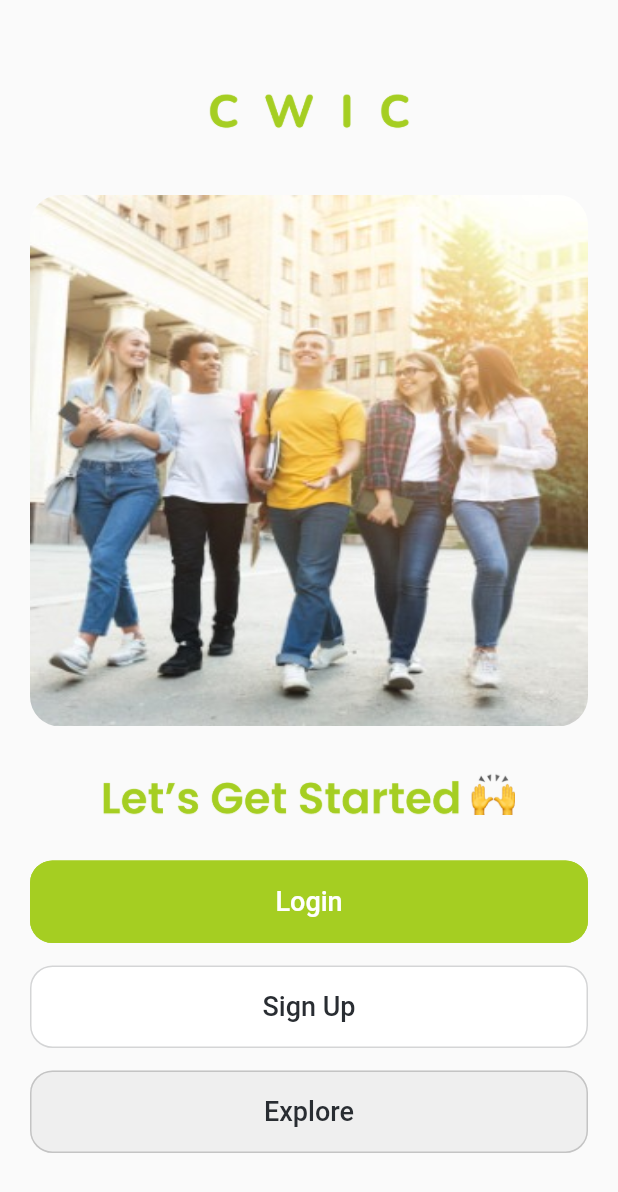
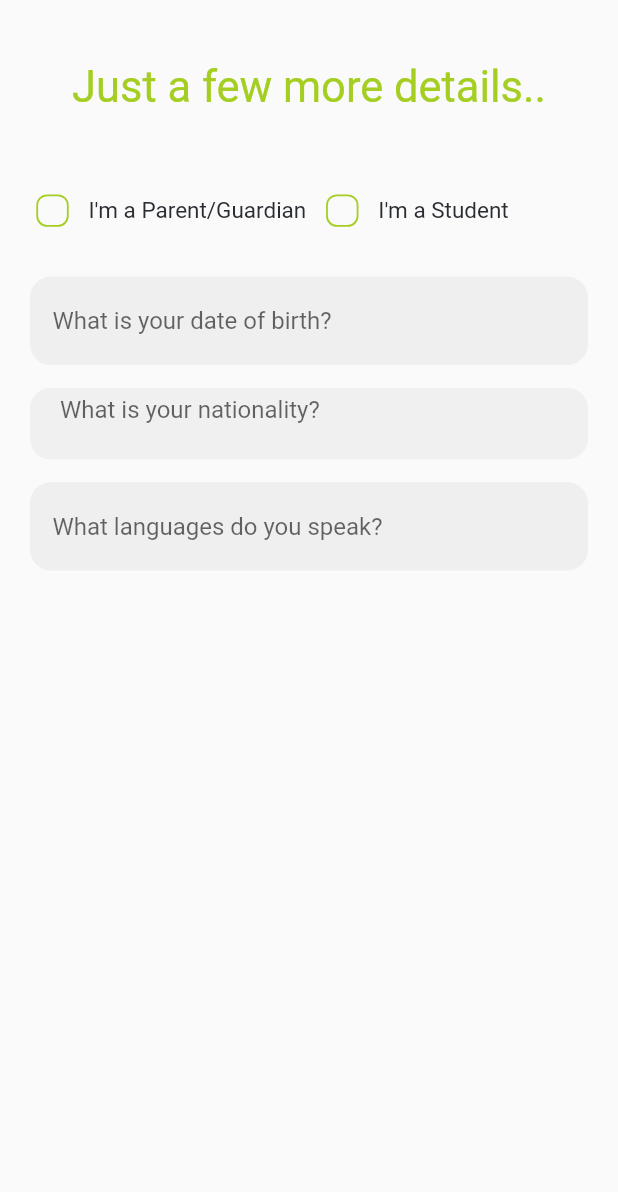
Before and after one commit to srushtigjera/flutterapp, a Flutter app: the screen it shows after launch, on a phone screen of 412 x 824 dp. Shown: the top 1192 px of the screen. Run offline on Flutter 3.47's test engine with Material 2 defaults, Android fonts, the phone set to English and light mode, and no system bars; drawn by our look-alikes of dropdown_search.

Commit message:
AdditionalInfoScreen,ForgotPassword,Custom Widget,ListData

```diff
--- a/lib/Login/login_screen.dart
+++ b/lib/Login/login_screen.dart
@@ -4,6 +4,7 @@ import 'package:practice_demo_cwic/Utils/app_colors.dart';
 import 'package:practice_demo_cwic/Utils/app_routes.dart';
 import 'package:practice_demo_cwic/Widgets/custom_back_btn.dart';
 import 'package:practice_demo_cwic/Widgets/custom_btn.dart';
+import 'package:practice_demo_cwic/forgotpassword/forgotpassword_screen.dart';
 
 class LoginScreen extends StatefulWidget {
   const LoginScreen({Key? key}) : super(key: key);
@@ -97,7 +98,11 @@ class _LoginScreenState extends State<LoginScreen> {
                         children: [
                           SizedBox(
                             height: 50,
-                            child:Text("Forgot Password?",style: TextStyle(fontSize: 14,color: AppColors.primary),),
+                            child:GestureDetector(
+                                onTap: (){
+                                  AppRoutes().nextScreen(context, ForgotPasswordScreen());
+                                },
+                                child: Text("Forgot Password?",style: TextStyle(fontSize: 14,color: AppColors.primary),)),
                           ),
                         ],
                       ),
--- /dev/null
+++ b/lib/SignUp/additional_info_screen.dart
@@ -0,0 +1,167 @@
+import 'package:dropdown_search/dropdown_search.dart';
+import 'package:flutter/cupertino.dart';
+import 'package:flutter/material.dart';
+import 'package:intl/intl.dart';
+import 'package:practice_demo_cwic/Utils/app_colors.dart';
+import 'package:practice_demo_cwic/Utils/app_routes.dart';
+import 'package:practice_demo_cwic/Utils/list_data.dart';
+import 'package:practice_demo_cwic/Widgets/custom_back_btn.dart';
+import 'package:practice_demo_cwic/Widgets/heading_text.dart';
+
+class AdditionalInfoScreen extends StatefulWidget {
+  const AdditionalInfoScreen({Key? key}) : super(key: key);
+
+  @override
+  _AdditionalInfoScreenState createState() => _AdditionalInfoScreenState();
+}
+
+class _AdditionalInfoScreenState extends State<AdditionalInfoScreen> {
+
+  bool isParentOrGuardian = false;
+
+  var dateInput = TextEditingController();
+  var strNationality;
+  @override
+  Widget build(BuildContext context) {
+    final size = MediaQuery.of(context).size;
+    return Scaffold(
+      body: SafeArea(
+        child: SingleChildScrollView(
+          child: Column(
+            children: [
+              Visibility(
+                visible: false,
+                child: CustomBackButton(
+                  onPress: (){
+                    AppRoutes.pop(context);
+                  },
+                  texts: '',
+                  applogo: false,
+                ),
+              ),
+              HeadingText(title:'Just a few more details..'),
+                    Padding(
+                      padding: const EdgeInsets.only(right: 11,left: 11),
+                      child: Row(
+                        children: [
+                          Transform.scale(
+                            scale: 1.2,
+                            child: Checkbox(
+                                side: BorderSide(
+                                  color: AppColors.primary
+                                ),
+                                shape: RoundedRectangleBorder(borderRadius: BorderRadius.circular((6.0))),
+                                value: isParentOrGuardian,
+                                onChanged: (data){
+
+                                }),
+                          ),
+                          Text("I'm a Parent/Guardian",style: TextStyle(color: AppColors.blackColor,fontSize: 15),),
+
+                          Transform.scale(
+                            scale: 1.2,
+                            child: Checkbox(
+                                side: BorderSide(
+                                    color: AppColors.primary
+                                ),
+                                shape: RoundedRectangleBorder(borderRadius: BorderRadius.circular((6.0))),
+                                value: isParentOrGuardian,
+                                onChanged: (data){
+
+                                }),
+                          ),
+                           Text("I'm a Student",style: TextStyle(color: AppColors.blackColor,fontSize: 15),)
+                        ],
+                      ),
+              ),
+              SizedBox(height: 20,),
+              Padding(
+                padding: const EdgeInsets.only(left: 20,right: 20),
+                child: Column(
+                  children: [
+                    Container(
+                      decoration: BoxDecoration(
+                        color: AppColors.greyColor.withOpacity(0.2),
+                        borderRadius: BorderRadius.circular(14),
+                      ),
+                      child: TextFormField(controller: dateInput,
+                          decoration: InputDecoration(
+                            contentPadding: EdgeInsets.only(top: 20,left: 15,bottom: 20), // add padding to adjust text
+                            hintText: "What is your date of birth?",
+                            border: InputBorder.none,
+                          ),
+                        onTap: () async {
+                            DateTime? pickedDate = await showDatePicker(
+                              context: context,
+                          initialDate: DateTime.now(),
+                           firstDate: DateTime(1950),
+
+                         lastDate: DateTime(2400));
+
+                     if (pickedDate != null) {
+                          print(pickedDate); //pickedDate output format => 2021-03-10 00:00:00.000
+                      String formattedDate =
+                            DateFormat('dd-MM-yyyy').format(pickedDate);
+                            print(formattedDate); //formatted date output using intl package =>  2021-03-16
+                       setState(() {
+                            dateInput.text =
+                         formattedDate; //set output date to TextField value.
+                       });
+                      } else {}
+                     },
+                      ),
+                    ),
+                    SizedBox(height: 15,),
+                    ClipRRect(
+                      borderRadius: BorderRadius.circular(14),
+                      child: DropdownSearch<String>(
+                        mode: Mode.DIALOG,
+                        items: nationality,
+                        onChanged: (val) {
+                          setState(() {
+                            strNationality = val;
+                            print(strNationality);
+                          });
+                        },
+                        showSearchBox: true,
+                        dropDownButton: Container(),
+                        dropdownSearchDecoration: InputDecoration(
+                          contentPadding:
+                          EdgeInsets.fromLTRB(20, 5, 7, 5),
+                          border: InputBorder.none,
+                          filled: true,
+                          hintText: "What is your nationality?",
+
+                        ),
+                        popupElevation: 1,
+                        // popupBackgroundColor: AppColors.lightGreyColor,
+                        popupShape: const RoundedRectangleBorder(
+                          borderRadius: BorderRadius.all(
+                            Radius.circular(5.0),
+                          ),
+                        ),
+                      ),
+                    ),
+                    SizedBox(height: 15,),
+                    Container(
+                      decoration: BoxDecoration(
+                        color: AppColors.greyColor.withOpacity(0.2),
+                        borderRadius: BorderRadius.circular(14),
+                      ),
+                      child: TextFormField(
+                          decoration: InputDecoration(
+                            contentPadding: EdgeInsets.only(top: 20,left: 15,bottom: 20), // add padding to adjust text
+                            hintText: "What languages do you speak?",
+                            border: InputBorder.none,
+                          )),
+                    ),
+                  ],
+                ),
+              ),
+            ],
+          ),
+        ),
+      ),
+    );
+  }
+}
--- /dev/null
+++ b/lib/Utils/list_data.dart
@@ -0,0 +1,197 @@
+
+
+const List<String> nationality = const [
+  "Afghan",
+  "Albanian",
+  "Algerian",
+  "American",
+  "Andorran",
+  "Angolan",
+  "Antiguans",
+  "Argentinean",
+  "Armenian",
+  "Australian",
+  "Austrian",
+  "Azerbaijani",
+  "Bahamian",
+  "Bahraini",
+  "Bangladeshi",
+  "Barbadian",
+  "Barbudans",
+  "Batswana",
+  "Belarusian",
+  "Belgian",
+  "Belizean",
+  "Beninese",
+  "Bhutanese",
+  "Bolivian",
+  "Bosnian",
+  "Brazilian",
+  "British",
+  "Bruneian",
+  "Bulgarian",
+  "Burkinabe",
+  "Burmese",
+  "Burundian",
+  "Cambodian",
+  "Cameroonian",
+  "Canadian",
+  "Cape Verdean",
+  "Central African",
+  "Chadian",
+  "Chilean",
+  "Chinese",
+  "Colombian",
+  "Comoran",
+  "Congolese",
+  "Costa Rican",
+  "Croatian",
+  "Cuban",
+  "Cypriot",
+  "Czech",
+  "Danish",
+  "Djibouti",
+  "Dominican",
+  "Dutch",
+  "East Timorese",
+  "Ecuadorean",
+  "Egyptian",
+  "Emirian",
+  "Equatorial Guinean",
+  "Eritrean",
+  "Estonian",
+  "Ethiopian",
+  "Fijian",
+  "Filipino",
+  "Finnish",
+  "French",
+  "Gabonese",
+  "Gambian",
+  "Georgian",
+  "German",
+  "Ghanaian",
+  "Greek",
+  "Grenadian",
+  "Guatemalan",
+  "Guinea-Bissauan",
+  "Guinean",
+  "Guyanese",
+  "Haitian",
+  "Herzegovinian",
+  "Honduran",
+  "Hungarian",
+  "I-Kiribati",
+  "Icelander",
+  "Indian",
+  "Indonesian",
+  "Iranian",
+  "Iraqi",
+  "Irish",
+  "Israeli",
+  "Italian",
+  "Ivorian",
+  "Jamaican",
+  "Japanese",
+  "Jordanian",
+  "Kazakhstani",
+  "Kenyan",
+  "Kittian and Nevisian",
+  "Kuwaiti",
+  "Kyrgyz",
+  "Laotian",
+  "Latvian",
+  "Lebanese",
+  "Liberian",
+  "Libyan",
+  "Liechtensteiner",
+  "Lithuanian",
+  "Luxembourger",
+  "Macedonian",
+  "Malagasy",
+  "Malawian",
+  "Malaysian",
+  "Maldivan",
+  "Malian",
+  "Maltese",
+  "Marshallese",
+  "Mauritanian",
+  "Mauritian",
+  "Mexican",
+  "Micronesian",
+  "Moldovan",
+  "Monacan",
+  "Mongolian",
+  "Moroccan",
+  "Mosotho",
+  "Motswana",
+  "Mozambican",
+  "Namibian",
+  "Nauruan",
+  "Nepalese",
+  "New Zealander",
+  "Nicaraguan",
+  "Nigerian",
+  "Nigerien",
+  "North Korean",
+  "Northern Irish",
+  "Norwegian",
+  "Omani",
+  "Pakistani",
+  "Palauan",
+  "Panamanian",
+  "Papua New Guinean",
+  "Paraguayan",
+  "Peruvian",
+  "Polish",
+  "Portuguese",
+  "Qatari",
+  "Romanian",
+  "Russian",
+  "Rwandan",
+  "Saint Lucian",
+  "Salvadoran",
+  "Samoan",
+  "San Marinese",
+  "Sao Tomean",
+  "Saudi",
+  "Scottish",
+  "Senegalese",
+  "Serbian",
+  "Seychellois",
+  "Sierra Leonean",
+  "Singaporean",
+  "Slovakian",
+  "Slovenian",
+  "Solomon Islander",
+  "Somali",
+  "South African",
+  "South Korean",
+  "Spanish",
+  "Sri Lankan",
+  "Sudanese",
+  "Surinamer",
+  "Swazi",
+  "Swedish",
+  "Swiss",
+  "Syrian",
+  "Taiwanese",
+  "Tajik",
+  "Tanzanian",
+  "Thai",
+  "Togolese",
+  "Tongan",
+  "Trinidadian or Tobagonian",
+  "Tunisian",
+  "Turkish",
+  "Tuvaluan",
+  "Ugandan",
+  "Ukrainian",
+  "Uruguayan",
+  "Uzbekistani",
+  "Venezuelan",
+  "Vietnamese",
+  "Welsh",
+  "Yemenite",
+  "Zambian",
+  "Zimbabwean"
+];
--- a/lib/Widgets/custom_back_btn.dart
+++ b/lib/Widgets/custom_back_btn.dart
@@ -9,9 +9,7 @@ class CustomBackButton extends StatefulWidget {
   bool applogo;
 
   CustomBackButton({Key? key, this.onPress, this.texts, this.applogo = false}) : super(key: key) {
-
   }
-
   @override
   _CustomBackButtonState createState() => _CustomBackButtonState();
 }
@@ -58,6 +56,5 @@ class _CustomBackButtonState extends State<CustomBackButton> {
           ],
         ),
       );
-
   }
 }
--- /dev/null
+++ b/lib/Widgets/heading_text.dart
@@ -0,0 +1,30 @@
+import 'package:flutter/cupertino.dart';
+import 'package:flutter/material.dart';
+import 'package:practice_demo_cwic/Utils/app_colors.dart';
+
+class HeadingText extends StatefulWidget {
+  String? title;
+  HeadingText({Key? key, this.title}) : super(key: key);
+
+  @override
+  _HeadingTextState createState() => _HeadingTextState();
+}
+
+class _HeadingTextState extends State<HeadingText> {
+  @override
+  Widget build(BuildContext context) {
+    final sizeHeight = MediaQuery.of(context).size.height;
+    return Container(
+        child: Column(
+          mainAxisAlignment: MainAxisAlignment.start,
+          children: [
+            SizedBox(height: sizeHeight * 0.05),
+            SizedBox(
+              child: Text(widget.title!,style: TextStyle(fontSize: 29,color: AppColors.primary),),
+            ),
+            SizedBox(height: sizeHeight * 0.05),
+          ],
+        ),
+      );
+  }
+}
--- /dev/null
+++ b/lib/forgotpassword/forgotpassword_screen.dart
@@ -0,0 +1,74 @@
+
+import 'package:flutter/cupertino.dart';
+import 'package:flutter/material.dart';
+import 'package:practice_demo_cwic/Utils/app_colors.dart';
+import 'package:practice_demo_cwic/Utils/app_routes.dart';
+import 'package:practice_demo_cwic/Widgets/custom_back_btn.dart';
+import 'package:practice_demo_cwic/Widgets/custom_btn.dart';
+import 'package:practice_demo_cwic/Widgets/heading_text.dart';
+
+class ForgotPasswordScreen extends StatefulWidget {
+  const ForgotPasswordScreen({Key? key}) : super(key: key);
+
+  @override
+  _ForgotPasswordScreenState createState() => _ForgotPasswordScreenState();
+}
+
+class _ForgotPasswordScreenState extends State<ForgotPasswordScreen> {
+  @override
+  Widget build(BuildContext context) {
+    return Scaffold(
+      body: SafeArea(
+        child: Column(
+          children: [
+           CustomBackButton(
+             onPress: (){
+               AppRoutes.pop(context);
+             },
+             texts: '',
+             applogo: true,
+           ),
+            Padding(
+              padding: const EdgeInsets.only(right: 20.0,left: 20),
+              child: Column(
+                children: [
+                  HeadingText(title: "Forgot password 🤔"),
+                  Container(
+                    decoration: BoxDecoration(
+                      color: AppColors.greyColor.withOpacity(0.2),
+                      borderRadius: BorderRadius.circular(14),
+                    ),
+                    child: TextFormField(
+                        decoration: InputDecoration(
+                          contentPadding: EdgeInsets.only(top: 20,left: 15,bottom: 20), // add padding to adjust text
+                          hintText: "Email",
+                          border: InputBorder.none,
+                        )),
+                  ),
+                  SizedBox(height: 35,),
+                  SizedBox(
+                    height: 55,
+                    child: CustomButton(
+                        height: 55,
+                        buttonText: 'Send me a password reset link',
+                        primary: AppColors.primary,
+                        txtColor: AppColors.white,
+                        buttonBorder: AppColors.primary,
+                        onPressed: (){
+                          setState(() {
+                          //  AppRoutes().nextScreen(context, LoginScreen());
+                          });
+                        }),
+                  ),
+
+                ],
+              ),
+            ),
+
+
+          ],
+        ),
+      ),
+    );
+  }
+}
--- a/lib/main.dart
+++ b/lib/main.dart
@@ -1,7 +1,12 @@
 import 'package:flutter/material.dart';
 import 'package:practice_demo_cwic/Login/login_home_screen.dart';
 import 'package:practice_demo_cwic/Login/login_screen.dart';
+import 'package:practice_demo_cwic/SignUp/additional_info_screen.dart';
+import 'package:practice_demo_cwic/Utils/app_colors.dart';
 import 'package:practice_demo_cwic/Widgets/custom_back_btn.dart';
+import 'package:practice_demo_cwic/forgotpassword/forgotpassword_screen.dart';
+
+import 'Widgets/heading_text.dart';
 
 void main() {
   runApp(const MyApp());
@@ -16,9 +21,9 @@ class MyApp extends StatelessWidget {
       debugShowCheckedModeBanner: false,
       title: 'Flutter Demo',
       theme: ThemeData(
-        primarySwatch: Colors.blue,
+        primarySwatch: Colors.lightGreen,
       ),
-      home: LoginHomeScreen(),
+      home: AdditionalInfoScreen(),
     );
   }
 }
--- a/pubspec.yaml
+++ b/pubspec.yaml
@@ -11,9 +11,11 @@ environment:
 dependencies:
   flutter:
     sdk: flutter
+  intl: ^0.17.0
 
 
   cupertino_icons: ^1.0.2
+  dropdown_search: ^2.0.0
 
 dev_dependencies:
   flutter_test:
```
Also changed, not shown: assets/image/cwickblackimage.png (added), pubspec.lock.
